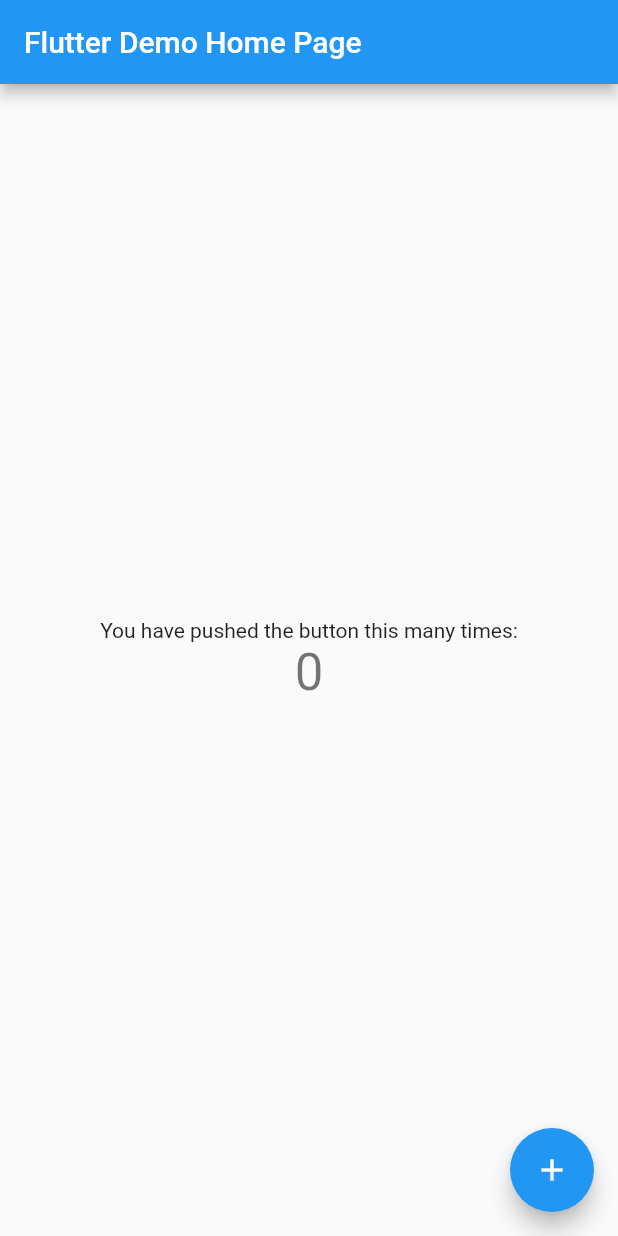
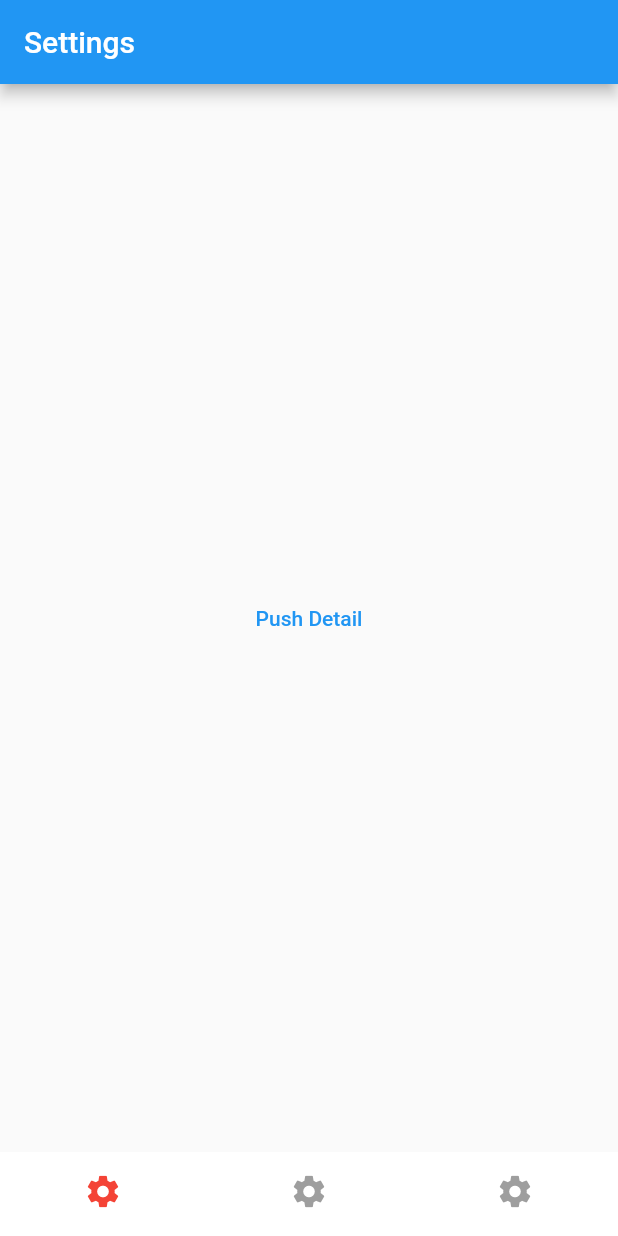
Before and after one commit to tsukamoto1783/bottom_sheet_sample, a Flutter app: the screen it shows after launch, on a phone screen of 412 x 824 dp. Run offline on Flutter 3.47's test engine with Material 2 defaults, Android fonts, the phone set to English and light mode, and no system bars; drawn by our look-alikes of persistent_bottom_nav_bar.

Commit message:
feat: 追加

```diff
--- a/lib/main.dart
+++ b/lib/main.dart
@@ -1,4 +1,8 @@
+import 'package:bottom_sheet_sample/Page2.dart';
+import 'package:bottom_sheet_sample/Page3.dart';
+import 'package:bottom_sheet_sample/settings_page.dart';
 import 'package:flutter/material.dart';
+import 'package:persistent_bottom_nav_bar/persistent_tab_view.dart';
 
 void main() {
   runApp(const MyApp());
@@ -10,106 +14,61 @@
   // This widget is the root of your application.
   @override
   Widget build(BuildContext context) {
-    return MaterialApp(
-      title: 'Flutter Demo',
-      theme: ThemeData(
-        // This is the theme of your application.
-        //
-        // Try running your application with "flutter run". You'll see the
-        // application has a blue toolbar. Then, without quitting the app, try
-        // changing the primarySwatch below to Colors.green and then invoke
-        // "hot reload" (press "r" in the console where you ran "flutter run",
-        // or simply save your changes to "hot reload" in a Flutter IDE).
-        // Notice that the counter didn't reset back to zero; the application
-        // is not restarted.
-        primarySwatch: Colors.blue,
-      ),
-      home: const MyHomePage(title: 'Flutter Demo Home Page'),
+    return const MaterialApp(
+      // title: 'BottomNavigationBar-fix Sample',
+      home: MyHomePage(),
     );
   }
 }
 
 class MyHomePage extends StatefulWidget {
-  const MyHomePage({Key? key, required this.title}) : super(key: key);
-
-  // This widget is the home page of your application. It is stateful, meaning
-  // that it has a State object (defined below) that contains fields that affect
-  // how it looks.
-
-  // This class is the configuration for the state. It holds the values (in this
-  // case the title) provided by the parent (in this case the App widget) and
-  // used by the build method of the State. Fields in a Widget subclass are
-  // always marked "final".
-
-  final String title;
+  const MyHomePage({Key? key}) : super(key: key);
 
   @override
   State<MyHomePage> createState() => _MyHomePageState();
 }
 
 class _MyHomePageState extends State<MyHomePage> {
-  int _counter = 0;
-
-  void _incrementCounter() {
-    setState(() {
-      // This call to setState tells the Flutter framework that something has
-      // changed in this State, which causes it to rerun the build method below
-      // so that the display can reflect the updated values. If we changed
-      // _counter without calling setState(), then the build method would not be
-      // called again, and so nothing would appear to happen.
-      _counter++;
-    });
-  }
+  //表示する画面のリスト
+  final _pages = <Widget>[
+    const SettingsPage(),
+    const Page2(),
+    const Page3(),
+  ];
 
   @override
   Widget build(BuildContext context) {
-    // This method is rerun every time setState is called, for instance as done
-    // by the _incrementCounter method above.
-    //
-    // The Flutter framework has been optimized to make rerunning build methods
-    // fast, so that you can just rebuild anything that needs updating rather
-    // than having to individually change instances of widgets.
     return Scaffold(
-      appBar: AppBar(
-        // Here we take the value from the MyHomePage object that was created by
-        // the App.build method, and use it to set our appbar title.
-        title: Text(widget.title),
+      body: PersistentTabView(
+        context,
+        screens: _pages,
+        items: [
+          PersistentBottomNavBarItem(
+            icon: const Icon(Icons.settings),
+            activeColorPrimary: Colors.red,
+            inactiveColorPrimary: Colors.grey,
+          ),
+          PersistentBottomNavBarItem(
+            icon: const Icon(Icons.settings),
+            activeColorPrimary: Colors.red,
+            inactiveColorPrimary: Colors.grey,
+          ),
+          PersistentBottomNavBarItem(
+            icon: const Icon(Icons.settings),
+            activeColorPrimary: Colors.red,
+            inactiveColorPrimary: Colors.grey,
+          ),
+        ],
+        navBarStyle: NavBarStyle.style6, //表示スタイル
+        backgroundColor: Colors.white, //背景色
+        decoration: NavBarDecoration(
+            //枠線
+            // border: Border.all(
+            //   width: 1,
+            //   color: Colors.grey,
+            // ),
+            ),
       ),
-      body: Center(
-        // Center is a layout widget. It takes a single child and positions it
-        // in the middle of the parent.
-        child: Column(
-          // Column is also a layout widget. It takes a list of children and
-          // arranges them vertically. By default, it sizes itself to fit its
-          // children horizontally, and tries to be as tall as its parent.
-          //
-          // Invoke "debug painting" (press "p" in the console, choose the
-          // "Toggle Debug Paint" action from the Flutter Inspector in Android
-          // Studio, or the "Toggle Debug Paint" command in Visual Studio Code)
-          // to see the wireframe for each widget.
-          //
-          // Column has various properties to control how it sizes itself and
-          // how it positions its children. Here we use mainAxisAlignment to
-          // center the children vertically; the main axis here is the vertical
-          // axis because Columns are vertical (the cross axis would be
-          // horizontal).
-          mainAxisAlignment: MainAxisAlignment.center,
-          children: <Widget>[
-            const Text(
-              'You have pushed the button this many times:',
-            ),
-            Text(
-              '$_counter',
-              style: Theme.of(context).textTheme.headline4,
-            ),
-          ],
-        ),
-      ),
-      floatingActionButton: FloatingActionButton(
-        onPressed: _incrementCounter,
-        tooltip: 'Increment',
-        child: const Icon(Icons.add),
-      ), // This trailing comma makes auto-formatting nicer for build methods.
     );
   }
 }
--- /dev/null
+++ b/lib/settings_page.dart
@@ -0,0 +1,26 @@
+import 'package:bottom_sheet_sample/DetailPage.dart';
+import 'package:flutter/material.dart';
+
+class SettingsPage extends StatelessWidget {
+  const SettingsPage({Key? key}) : super(key: key);
+
+  @override
+  Widget build(BuildContext context) {
+    return Scaffold(
+      appBar: AppBar(
+        title: const Text('Settings'),
+      ),
+      body: Center(
+        child: TextButton(
+          onPressed: () => Navigator.push(
+            context,
+            MaterialPageRoute(
+              builder: (context) => const DetailPage(),
+            ),
+          ),
+          child: const Text('Push Detail'),
+        ),
+      ),
+    );
+  }
+}
--- a/pubspec.yaml
+++ b/pubspec.yaml
@@ -29,7 +29,7 @@
 dependencies:
   flutter:
     sdk: flutter
-
+  persistent_bottom_nav_bar: ^5.0.2
 
   # The following adds the Cupertino Icons font to your application.
   # Use with the CupertinoIcons class for iOS style icons.
```
Also changed, not shown: lib/DetailPage.dart (added, +24 -0 lines), lib/Page2.dart (added, +17 -0 lines), lib/Page3.dart (added, +17 -0 lines), pubspec.lock, 4 other files.
